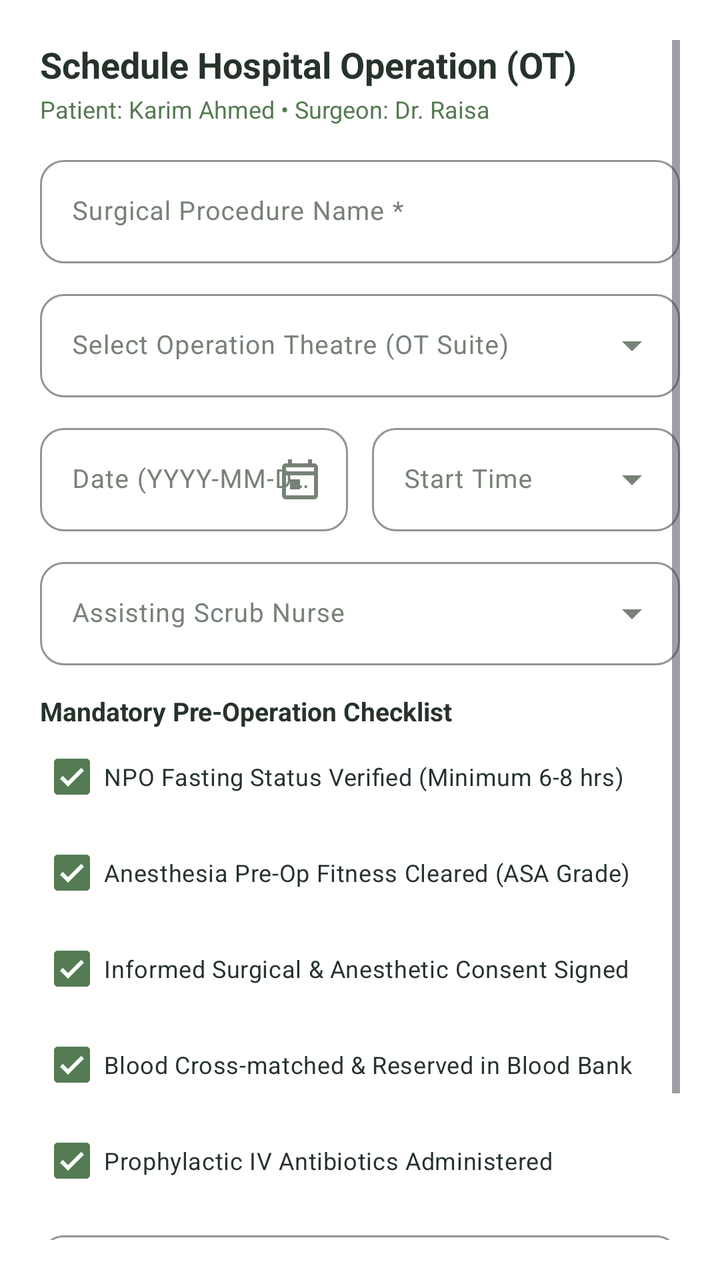
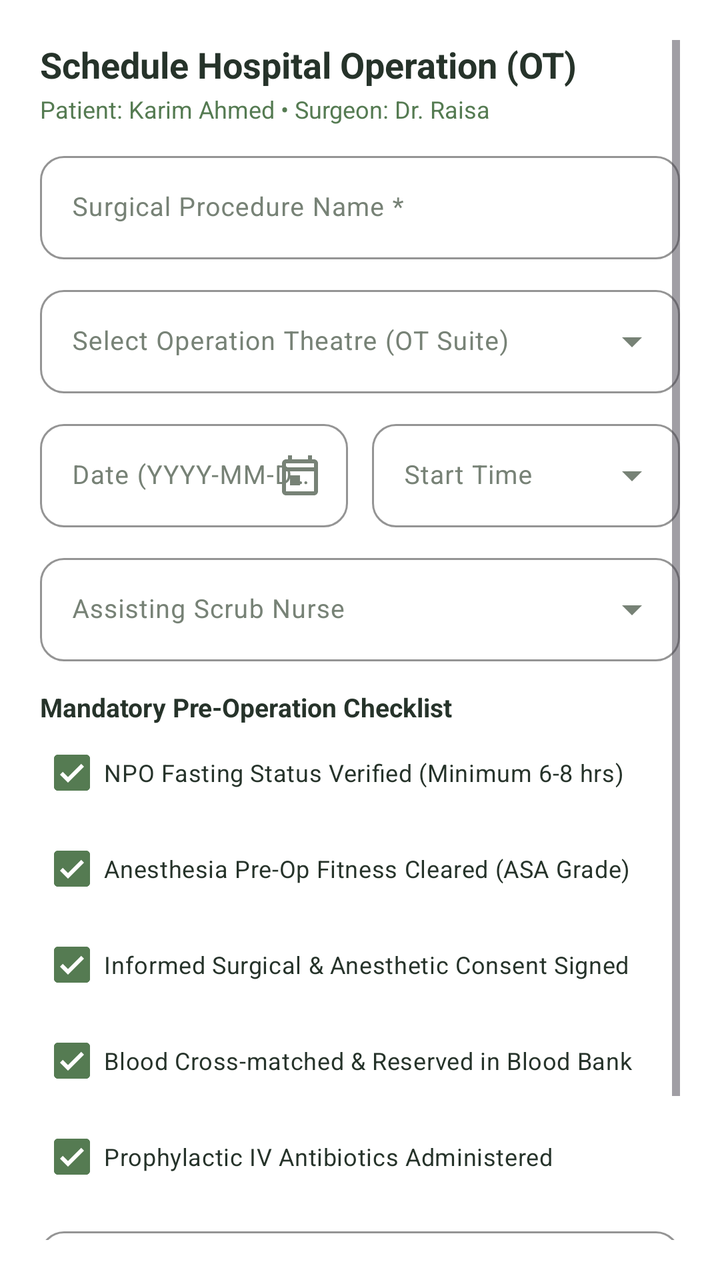

An Android layout rendered at two revisions. The XML below is the earlier revision; the diff shows what the commit changed to produce the second picture.
<!-- AndroidManifest.xml: application theme Theme.AROHI -->
<!-- res/layout/dialog_schedule_operation.xml -->
<?xml version="1.0" encoding="utf-8"?>
<ScrollView xmlns:android="http://schemas.android.com/apk/res/android"
    xmlns:app="http://schemas.android.com/apk/res-auto"
    android:layout_width="match_parent"
    android:layout_height="wrap_content"
    android:background="@color/surface_card"
    android:padding="20dp">

    <LinearLayout
        android:layout_width="match_parent"
        android:layout_height="wrap_content"
        android:orientation="vertical">

        <TextView
            android:id="@+id/tvScheduleOpDialogTitle"
            android:layout_width="wrap_content"
            android:layout_height="wrap_content"
            android:text="Schedule Hospital Operation (OT)"
            android:textColor="@color/text_primary"
            android:textSize="18sp"
            android:textStyle="bold" />

        <TextView
            android:id="@+id/tvScheduleOpPatientSubtitle"
            android:layout_width="wrap_content"
            android:layout_height="wrap_content"
            android:layout_marginTop="2dp"
            android:text="Patient: Karim Ahmed • Surgeon: Dr. Raisa"
            android:textColor="@color/primary_moss_green"
            android:textSize="12sp" />

        
        <com.google.android.material.textfield.TextInputLayout
            android:id="@+id/tilProcedureName"
            style="@style/Widget.Material3.TextInputLayout.OutlinedBox"
            android:layout_width="match_parent"
            android:layout_height="wrap_content"
            android:layout_marginTop="12dp"
            android:hint="Surgical Procedure Name *"
            app:boxStrokeColor="@color/primary_moss_green">

            <com.google.android.material.textfield.TextInputEditText
                android:id="@+id/etProcedureName"
                android:layout_width="match_parent"
                android:layout_height="wrap_content"
                android:inputType="textCapWords"
                android:textSize="13sp" />
        </com.google.android.material.textfield.TextInputLayout>

        
        <com.google.android.material.textfield.TextInputLayout
            android:id="@+id/tilSelectOtRoom"
            style="@style/Widget.Material3.TextInputLayout.OutlinedBox.ExposedDropdownMenu"
            android:layout_width="match_parent"
            android:layout_height="wrap_content"
            android:layout_marginTop="10dp"
            android:hint="Select Operation Theatre (OT Suite)"
            app:boxStrokeColor="@color/primary_moss_green">

            <AutoCompleteTextView
                android:id="@+id/actvSelectOtRoom"
                android:layout_width="match_parent"
                android:layout_height="wrap_content"
                android:inputType="none"
                android:textSize="13sp" />
        </com.google.android.material.textfield.TextInputLayout>

        
        <LinearLayout
            android:layout_width="match_parent"
            android:layout_height="wrap_content"
            android:layout_marginTop="10dp"
            android:orientation="horizontal">

            <com.google.android.material.textfield.TextInputLayout
                android:id="@+id/tilOpDate"
                style="@style/Widget.Material3.TextInputLayout.OutlinedBox"
                android:layout_width="0dp"
                android:layout_height="wrap_content"
                android:layout_marginEnd="6dp"
                android:layout_weight="1"
                android:hint="Date (YYYY-MM-DD)"
                app:boxStrokeColor="@color/primary_moss_green"
                app:endIconDrawable="@drawable/ic_calendar"
                app:endIconMode="custom">

                <com.google.android.material.textfield.TextInputEditText
                    android:id="@+id/etOpDate"
                    android:layout_width="match_parent"
                    android:layout_height="wrap_content"
                    android:focusable="false"
                    android:inputType="none"
                    android:textSize="13sp" />
            </com.google.android.material.textfield.TextInputLayout>

            <com.google.android.material.textfield.TextInputLayout
                android:id="@+id/tilOpTime"
                style="@style/Widget.Material3.TextInputLayout.OutlinedBox.ExposedDropdownMenu"
                android:layout_width="0dp"
                android:layout_height="wrap_content"
                android:layout_marginStart="6dp"
                android:layout_weight="1"
                android:hint="Start Time"
                app:boxStrokeColor="@color/primary_moss_green">

                <AutoCompleteTextView
                    android:id="@+id/actvOpTime"
                    android:layout_width="match_parent"
                    android:layout_height="wrap_content"
                    android:inputType="none"
                    android:textSize="13sp" />
            </com.google.android.material.textfield.TextInputLayout>
        </LinearLayout>

        
        <com.google.android.material.textfield.TextInputLayout
            android:id="@+id/tilSelectNurse"
            style="@style/Widget.Material3.TextInputLayout.OutlinedBox.ExposedDropdownMenu"
            android:layout_width="match_parent"
            android:layout_height="wrap_content"
            android:layout_marginTop="10dp"
            android:hint="Assisting Scrub Nurse"
            app:boxStrokeColor="@color/primary_moss_green">

            <AutoCompleteTextView
                android:id="@+id/actvSelectNurse"
                android:layout_width="match_parent"
                android:layout_height="wrap_content"
                android:inputType="none"
                android:textSize="13sp" />
        </com.google.android.material.textfield.TextInputLayout>

        
        <TextView
            android:layout_width="wrap_content"
            android:layout_height="wrap_content"
            android:layout_marginTop="14dp"
            android:text="Mandatory Pre-Operation Checklist"
            android:textColor="@color/text_primary"
            android:textSize="13sp"
            android:textStyle="bold" />

        <com.google.android.material.checkbox.MaterialCheckBox
            android:id="@+id/cbNpo"
            android:layout_width="match_parent"
            android:layout_height="wrap_content"
            android:checked="true"
            android:text="NPO Fasting Status Verified (Minimum 6-8 hrs)"
            android:textColor="@color/text_primary"
            android:textSize="12sp"
            app:buttonTint="@color/primary_moss_green" />

        <com.google.android.material.checkbox.MaterialCheckBox
            android:id="@+id/cbAnesthesia"
            android:layout_width="match_parent"
            android:layout_height="wrap_content"
            android:checked="true"
            android:text="Anesthesia Pre-Op Fitness Cleared (ASA Grade)"
            android:textColor="@color/text_primary"
            android:textSize="12sp"
            app:buttonTint="@color/primary_moss_green" />

        <com.google.android.material.checkbox.MaterialCheckBox
            android:id="@+id/cbConsent"
            android:layout_width="match_parent"
            android:layout_height="wrap_content"
            android:checked="true"
            android:text="Informed Surgical &amp; Anesthetic Consent Signed"
            android:textColor="@color/text_primary"
            android:textSize="12sp"
            app:buttonTint="@color/primary_moss_green" />

        <com.google.android.material.checkbox.MaterialCheckBox
            android:id="@+id/cbBlood"
            android:layout_width="match_parent"
            android:layout_height="wrap_content"
            android:checked="true"
            android:text="Blood Cross-matched &amp; Reserved in Blood Bank"
            android:textColor="@color/text_primary"
            android:textSize="12sp"
            app:buttonTint="@color/primary_moss_green" />

        <com.google.android.material.checkbox.MaterialCheckBox
            android:id="@+id/cbAntibiotics"
            android:layout_width="match_parent"
            android:layout_height="wrap_content"
            android:checked="true"
            android:text="Prophylactic IV Antibiotics Administered"
            android:textColor="@color/text_primary"
            android:textSize="12sp"
            app:buttonTint="@color/primary_moss_green" />

        
        <com.google.android.material.textfield.TextInputLayout
            android:id="@+id/tilFollowUpDate"
            style="@style/Widget.Material3.TextInputLayout.OutlinedBox"
            android:layout_width="match_parent"
            android:layout_height="wrap_content"
            android:layout_marginTop="8dp"
            android:hint="Post-Op Follow-up Date (YYYY-MM-DD)"
            app:boxStrokeColor="@color/primary_moss_green"
            app:endIconDrawable="@drawable/ic_calendar"
            app:endIconMode="custom">

            <com.google.android.material.textfield.TextInputEditText
                android:id="@+id/etFollowUpDate"
                android:layout_width="match_parent"
                android:layout_height="wrap_content"
                android:focusable="false"
                android:inputType="none"
                android:textSize="13sp" />
        </com.google.android.material.textfield.TextInputLayout>

        
        <LinearLayout
            android:layout_width="match_parent"
            android:layout_height="wrap_content"
            android:layout_marginTop="16dp"
            android:orientation="horizontal">

            <com.google.android.material.button.MaterialButton
                android:id="@+id/btnCancelScheduleOp"
                style="@style/Widget.Material3.Button.OutlinedButton"
                android:layout_width="0dp"
                android:layout_height="44dp"
                android:layout_marginEnd="8dp"
                android:layout_weight="1"
                android:text="Cancel"
                android:textColor="@color/text_secondary"
                app:strokeColor="@color/border_stroke" />

            <com.google.android.material.button.MaterialButton
                android:id="@+id/btnSubmitScheduleOp"
                style="@style/Widget.Material3.Button"
                android:layout_width="0dp"
                android:layout_height="44dp"
                android:layout_weight="1.5"
                android:backgroundTint="@color/primary_moss_green"
                android:text="Schedule Operation"
                android:textColor="@color/white" />
        </LinearLayout>
    </LinearLayout>
</ScrollView>
<!-- resources referenced by this layout -->
<resources>
  <style name="Theme.AROHI" parent="Theme.Material3.Light.NoActionBar">
          
          <item name="colorPrimary">@color/primary_moss_green</item>
          <item name="colorOnPrimary">@color/white</item>
          <item name="colorPrimaryContainer">@color/pale_mint</item>
          <item name="colorOnPrimaryContainer">@color/deep_forest_green</item>
  
          <item name="colorSecondary">@color/secondary_sage</item>
          <item name="colorOnSecondary">@color/white</item>
          <item name="colorSecondaryContainer">@color/soft_sage</item>
          <item name="colorOnSecondaryContainer">@color/deep_forest_green</item>
  
          <item name="colorTertiary">@color/deep_forest_green</item>
          <item name="colorOnTertiary">@color/white</item>
  
          <item name="colorError">@color/status_emergency</item>
          <item name="colorOnError">@color/white</item>
          <item name="colorErrorContainer">@color/status_emergency_bg</item>
          <item name="colorOnErrorContainer">@color/status_emergency</item>
  
          
          <item name="android:windowBackground">@color/warm_ivory</item>
          <item name="android:colorBackground">@color/warm_ivory</item>
          <item name="colorSurface">@color/surface_card</item>
          <item name="colorOnSurface">@color/text_primary</item>
          <item name="colorSurfaceVariant">@color/pale_mint</item>
          <item name="colorOnSurfaceVariant">@color/text_secondary</item>
          <item name="colorOutline">@color/border_stroke</item>
  
          
          <item name="android:statusBarColor">@color/deep_forest_green</item>
          <item name="android:navigationBarColor">@color/warm_ivory</item>
          <item name="android:windowLightStatusBar">false</item>
  
          
          <item name="materialButtonStyle">@style/Widget.AROHI.Button.Primary</item>
          <item name="textInputStyle">@style/Widget.AROHI.TextInputLayout</item>
          <item name="materialCardViewStyle">@style/Widget.AROHI.Card</item>
      </style>
  <!-- unchanged entries left out for length: 22 -->
</resources>

<!-- the commit's change to res/layout/dialog_schedule_operation.xml (unified diff, before → after) -->
@@ -31,11 +31,49 @@
 
         
         <com.google.android.material.textfield.TextInputLayout
+            android:id="@+id/tilSelectOpPatient"
+            style="@style/Widget.Material3.TextInputLayout.OutlinedBox.ExposedDropdownMenu"
+            android:layout_width="match_parent"
+            android:layout_height="wrap_content"
+            android:layout_marginTop="12dp"
+            android:hint="Select Patient *"
+            android:visibility="gone"
+            app:boxStrokeColor="@color/primary_moss_green">
+
+            <AutoCompleteTextView
+                android:id="@+id/actvSelectOpPatient"
+                android:layout_width="match_parent"
+                android:layout_height="wrap_content"
+                android:inputType="none"
+                android:textSize="13sp" />
+        </com.google.android.material.textfield.TextInputLayout>
+
+        
+        <com.google.android.material.textfield.TextInputLayout
+            android:id="@+id/tilSelectOpDoctor"
+            style="@style/Widget.Material3.TextInputLayout.OutlinedBox.ExposedDropdownMenu"
+            android:layout_width="match_parent"
+            android:layout_height="wrap_content"
+            android:layout_marginTop="10dp"
+            android:hint="Assign Operating Surgeon (Doctor) *"
+            android:visibility="gone"
+            app:boxStrokeColor="@color/primary_moss_green">
+
+            <AutoCompleteTextView
+                android:id="@+id/actvSelectOpDoctor"
+                android:layout_width="match_parent"
+                android:layout_height="wrap_content"
+                android:inputType="none"
+                android:textSize="13sp" />
+        </com.google.android.material.textfield.TextInputLayout>
+
+        
+        <com.google.android.material.textfield.TextInputLayout
             android:id="@+id/tilProcedureName"
             style="@style/Widget.Material3.TextInputLayout.OutlinedBox"
             android:layout_width="match_parent"
             android:layout_height="wrap_content"
-            android:layout_marginTop="12dp"
+            android:layout_marginTop="10dp"
             android:hint="Surgical Procedure Name *"
             app:boxStrokeColor="@color/primary_moss_green">
 
<!-- resource entries referenced after the edit -->
@@ -38,6 +38,39 @@
           <item name="materialButtonStyle">@style/Widget.AROHI.Button.Primary</item>
           <item name="textInputStyle">@style/Widget.AROHI.TextInputLayout</item>
           <item name="materialCardViewStyle">@style/Widget.AROHI.Card</item>
+          <item name="materialAlertDialogTheme">@style/ThemeOverlay.AROHI.MaterialAlertDialog</item>
+          <item name="alertDialogTheme">@style/ThemeOverlay.AROHI.MaterialAlertDialog</item>
+      </style>
+  <style name="ThemeOverlay.AROHI.MaterialAlertDialog" parent="ThemeOverlay.Material3.MaterialAlertDialog">
+          <item name="buttonBarPositiveButtonStyle">@style/Widget.AROHI.Dialog.Button.Positive</item>
+          <item name="buttonBarNegativeButtonStyle">@style/Widget.AROHI.Dialog.Button.Negative</item>
+          <item name="buttonBarNeutralButtonStyle">@style/Widget.AROHI.Dialog.Button.Negative</item>
+          <item name="shapeAppearanceOverlay">@style/ShapeAppearance.AROHI.Dialog</item>
+      </style>
+  <style name="Widget.AROHI.Dialog.Button.Positive" parent="Widget.Material3.Button">
+          <item name="android:textColor">@color/white</item>
+          <item name="android:textSize">13sp</item>
+          <item name="android:textStyle">bold</item>
+          <item name="android:minHeight">38dp</item>
+          <item name="android:insetTop">0dp</item>
+          <item name="android:insetBottom">0dp</item>
+          <item name="backgroundTint">@color/primary_moss_green</item>
+          <item name="cornerRadius">19dp</item>
+      </style>
+  <style name="Widget.AROHI.Dialog.Button.Negative" parent="Widget.Material3.Button.OutlinedButton">
+          <item name="android:textColor">@color/deep_forest_green</item>
+          <item name="android:textSize">13sp</item>
+          <item name="android:textStyle">bold</item>
+          <item name="android:minHeight">38dp</item>
+          <item name="android:insetTop">0dp</item>
+          <item name="android:insetBottom">0dp</item>
+          <item name="backgroundTint">@color/surface_card</item>
+          <item name="strokeColor">@color/border_stroke</item>
+          <item name="strokeWidth">1dp</item>
+          <item name="cornerRadius">19dp</item>
+      </style>
+  <style name="ShapeAppearance.AROHI.Dialog" parent="ShapeAppearance.Material3.Corner.Medium">
+          <item name="cornerSize">16dp</item>
       </style>
   <!-- unchanged entries left out for length: 22 -->
 </resources>
